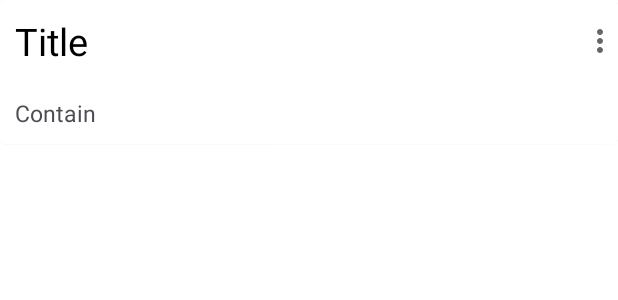
After one commit to mayur-hajare/NoteDrive, an Android app: the layout notes_layout.xml on its own in the app's theme, with its tools: preview values and no code run, on a phone screen of 412 x 824 dp. The commit adds this screen. Shown: the top 300 px of the screen. Run offline under Robolectric (Android 15) with nearby library versions, the phone set to English and light mode, and no system bars; Roboto replaces fonts that are not available here.

Commit message:
Notes Ui...

```diff
--- a/app/src/main/AndroidManifest.xml
+++ b/app/src/main/AndroidManifest.xml
@@ -9,7 +9,8 @@
         android:roundIcon="@mipmap/ic_launcher_round"
         android:supportsRtl="true"
         android:theme="@style/Theme.NoteDrive">
-        <activity android:name=".MainActivity"></activity>
+        <activity android:name=".CreateNoteActivity"></activity>
+        <activity android:name=".MainActivity" />
         <activity android:name=".ForgotActivity" />
         <activity android:name=".SignupActivity" />
         <activity android:name=".LoginActivity">
--- a/app/src/main/java/com/myur/notedrive/ForgotActivity.java
+++ b/app/src/main/java/com/myur/notedrive/ForgotActivity.java
@@ -18,7 +18,7 @@ public class ForgotActivity extends AppCompatActivity {
     protected void onCreate(Bundle savedInstanceState) {
         super.onCreate(savedInstanceState);
         setContentView(R.layout.activity_forgot);
-
+        getSupportActionBar().hide();
         email = findViewById(R.id.forgotmail);
         // forgotBtn.findViewById(R.id.forgotBtn);
 
--- a/app/src/main/java/com/myur/notedrive/LoginActivity.java
+++ b/app/src/main/java/com/myur/notedrive/LoginActivity.java
@@ -30,7 +30,7 @@ public class LoginActivity extends AppCompatActivity {
     protected void onCreate(Bundle savedInstanceState) {
         super.onCreate(savedInstanceState);
         setContentView(R.layout.activity_login);
-
+        getSupportActionBar().hide();
         login = findViewById(R.id.login);
         email = findViewById(R.id.loginmail);
         password = findViewById(R.id.loginpassword);
--- a/app/src/main/java/com/myur/notedrive/SignupActivity.java
+++ b/app/src/main/java/com/myur/notedrive/SignupActivity.java
@@ -30,7 +30,7 @@ public class SignupActivity extends AppCompatActivity {
         super.onCreate(savedInstanceState);
         setContentView(R.layout.activity_signup);
 
-
+        getSupportActionBar().hide();
         signup = findViewById(R.id.signup);
         email = findViewById(R.id.signupmail);
         password = findViewById(R.id.loginpassword);
--- /dev/null
+++ b/app/src/main/res/drawable/ic_baseline_add.xml
@@ -0,0 +1,5 @@
+<vector android:height="24dp" android:tint="#FFFFFF"
+    android:viewportHeight="24" android:viewportWidth="24"
+    android:width="24dp" xmlns:android="http://schemas.android.com/apk/res/android">
+    <path android:fillColor="@android:color/white" android:pathData="M19,13h-6v6h-2v-6H5v-2h6V5h2v6h6v2z"/>
+</vector>
--- /dev/null
+++ b/app/src/main/res/drawable/ic_baseline_more_vert.xml
@@ -0,0 +1,10 @@
+<vector xmlns:android="http://schemas.android.com/apk/res/android"
+    android:width="24dp"
+    android:height="24dp"
+    android:viewportWidth="24"
+    android:viewportHeight="24"
+    android:tint="?attr/colorControlNormal">
+  <path
+      android:fillColor="@android:color/white"
+      android:pathData="M12,8c1.1,0 2,-0.9 2,-2s-0.9,-2 -2,-2 -2,0.9 -2,2 0.9,2 2,2zM12,10c-1.1,0 -2,0.9 -2,2s0.9,2 2,2 2,-0.9 2,-2 -0.9,-2 -2,-2zM12,16c-1.1,0 -2,0.9 -2,2s0.9,2 2,2 2,-0.9 2,-2 -0.9,-2 -2,-2z"/>
+</vector>
--- /dev/null
+++ b/app/src/main/res/layout/notes_layout.xml
@@ -0,0 +1,60 @@
+<?xml version="1.0" encoding="utf-8"?>
+<RelativeLayout xmlns:android="http://schemas.android.com/apk/res/android"
+    xmlns:app="http://schemas.android.com/apk/res-auto"
+    android:layout_width="match_parent"
+    android:layout_height="match_parent">
+
+    <androidx.cardview.widget.CardView
+        android:id="@+id/noteCard"
+        android:layout_width="match_parent"
+        android:layout_height="wrap_content"
+        android:elevation="8dp"
+        app:cardCornerRadius="5dp"
+        app:cardMaxElevation="8dp">
+
+        <LinearLayout
+            android:id="@+id/note"
+            android:layout_width="match_parent"
+            android:layout_height="wrap_content"
+            android:orientation="vertical"
+
+            >
+
+            <LinearLayout
+                android:layout_width="match_parent"
+                android:layout_height="wrap_content"
+                android:orientation="horizontal">
+
+                <TextView
+                    android:id="@+id/noteTitle"
+                    android:layout_width="match_parent"
+                    android:layout_height="wrap_content"
+                    android:layout_weight="1"
+                    android:padding="10dp"
+                    android:text="Title"
+                    android:textColor="@color/black"
+                    android:textSize="25dp" />
+
+                <ImageView
+                    android:id="@+id/menuPopButton"
+                    android:layout_width="wrap_content"
+                    android:layout_height="match_parent"
+                    android:layout_weight="0"
+                    android:src="@drawable/ic_baseline_more_vert" />
+            </LinearLayout>
+
+            <TextView
+                android:id="@+id/noteContain"
+                android:layout_width="match_parent"
+                android:layout_height="wrap_content"
+                android:padding="10dp"
+                android:text="Contain"
+                android:textColor="@color/purple_500"
+                android:textSize="15sp"
+
+                />
+
+        </LinearLayout>
+
+    </androidx.cardview.widget.CardView>
+</RelativeLayout>
--- a/app/src/main/res/values/themes.xml
+++ b/app/src/main/res/values/themes.xml
@@ -1,6 +1,6 @@
 <resources xmlns:tools="http://schemas.android.com/tools">
     <!-- Base application theme. -->
-    <style name="Theme.NoteDrive" parent="Theme.MaterialComponents.DayNight.NoActionBar">
+    <style name="Theme.NoteDrive" parent="Theme.MaterialComponents.DayNight.DarkActionBar">
         <!-- Primary brand color. -->
         <item name="colorPrimary">@color/purple_500</item>
         <item name="colorPrimaryVariant">@color/purple_700</item>
```
Also changed, not shown: app/src/main/java/com/myur/notedrive/CreateNoteActivity.java (added, +14 -0 lines), app/src/main/java/com/myur/notedrive/MainActivity.java (+48 -1 lines), app/src/main/res/layout/activity_create_note.xml (added, +9 -0 lines), app/src/main/res/layout/activity_main.xml (+26 -2 lines), app/src/main/res/menu/menu.xml (added, +9 -0 lines).
